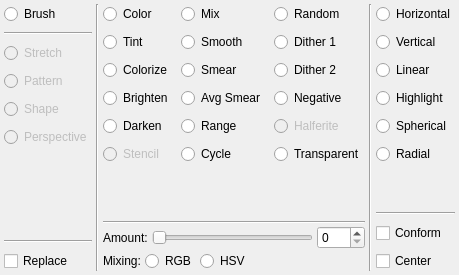
Above: src/drawmodetool.ui from Vesuri/excellence before the change. Below: the same form after it.
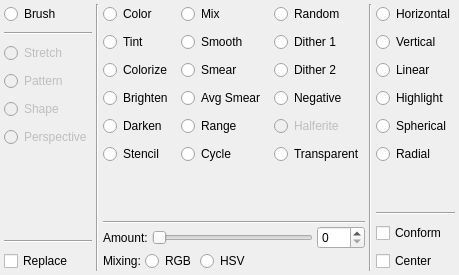
That is the form after the change.

What changed in the file:
```diff
--- a/src/drawmodetool.ui
+++ b/src/drawmodetool.ui
@@ -219,10 +219,7 @@
           </widget>
          </item>
          <item>
-          <widget class="QRadioButton" name="stencilStub">
-           <property name="enabled">
-            <bool>false</bool>
-           </property>
+          <widget class="QRadioButton" name="stencilBtn">
            <property name="toolTip">
             <string>General draw mode</string>
            </property>
```
Left out of the diff: 5 changed lines with no effect on the pictures.
